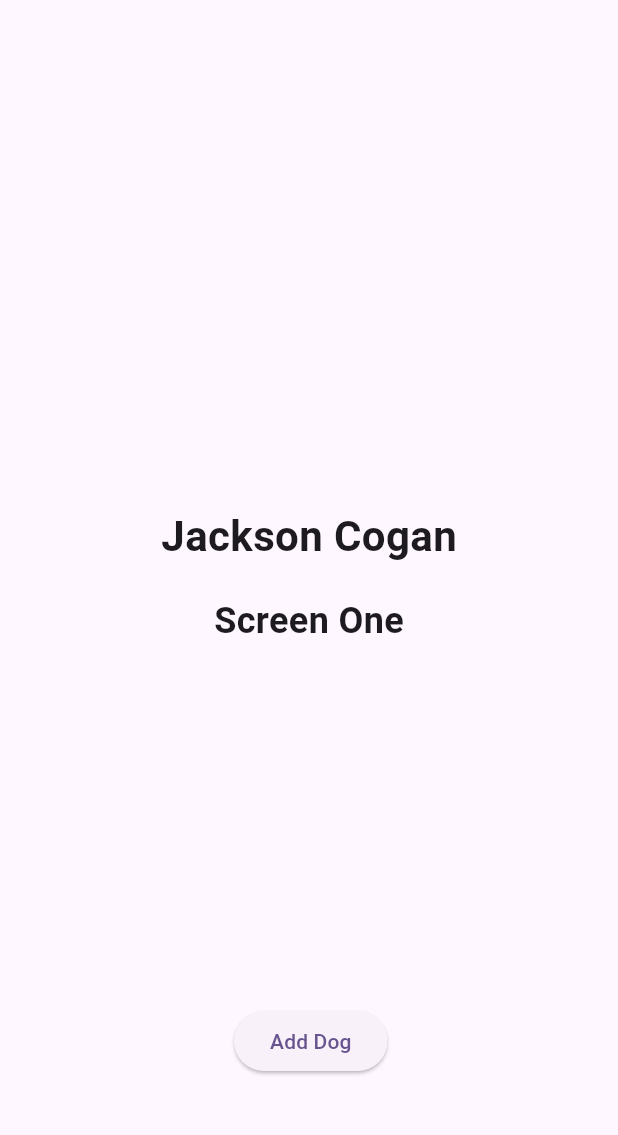
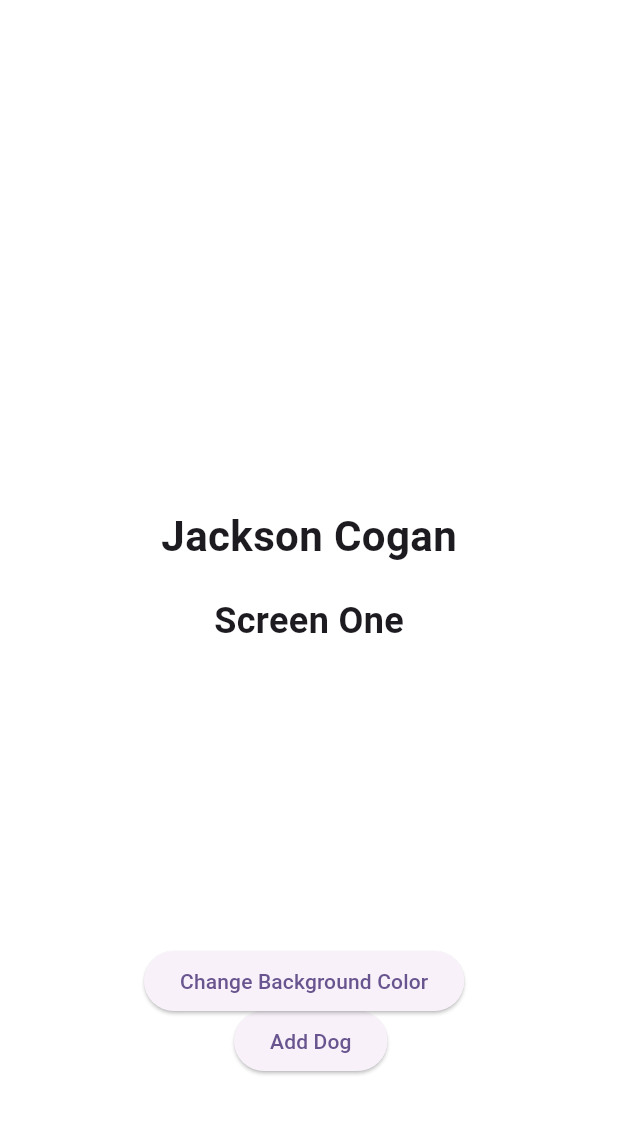
Before and after one commit to jacksonc124/app4_CS4330, a Flutter app: the screen it shows after launch, on a phone screen of 412 x 824 dp, the part 84-1219 px from its top. Run offline on Flutter 3.47's test engine with Material 3 defaults, Android fonts, the light colour scheme and no system bars.

Commit message:
added background color feature

```diff
--- a/lib/main.dart
+++ b/lib/main.dart
@@ -86,14 +86,17 @@
 class _ScreenOneState extends State<ScreenOne> {
   List<Offset> _dogPositions = [];
   List<String> _dogImages = [];
+  Color _backgroundColor = Colors.white; // Default background color
 
   // List of image files in the images folder
   final List<String> _availableDogImages = [
     'images/dog.png',
-    'images/boston.png',
-    'images/husky.png',
-    'images/dog4.png'
-
+    'images/dog4.png',
+    'images/dog5.png',
+    'images/dog6.png',
+    'images/dog7.png',
+    'images/dog8.png',
+    'images/dog9.png'
   ];
 
   void _addDog() {
@@ -113,9 +116,22 @@
     });
   }
 
+  void _changeBackgroundColor() {
+    setState(() {
+      _backgroundColor = Color.fromRGBO(
+        Random().nextInt(256), // Random red value
+        Random().nextInt(256), // Random green value
+        Random().nextInt(256), // Random blue value
+        1.0, // Opacity (1.0 is fully opaque)
+      );
+    });
+  }
+
   @override
   Widget build(BuildContext context) {
-    return Stack(
+    return Scaffold(
+      backgroundColor: _backgroundColor, // Apply random background color
+      body: Stack(
         children: [
           const Center(
             child: Column(
@@ -141,6 +157,14 @@
               child: const Text('Add Dog'),
             ),
           ),
+          Positioned(
+            bottom: 90,
+            left: MediaQuery.of(context).size.width / 2 - 110,
+            child: ElevatedButton(
+              onPressed: _changeBackgroundColor, // Change background color
+              child: const Text('Change Background Color'),
+            ),
+          ),
           // Display all dogs at their respective positions
           for (int i = 0; i < _dogPositions.length; i++)
             Positioned(
@@ -153,6 +177,7 @@
               ),
             ),
         ],
+      ),
     );
   }
 }
```
Also changed, not shown: images/boston.png (deleted), images/dog9.png, images/husky.png (deleted). Lines whose indentation alone changed are shown as unchanged.
